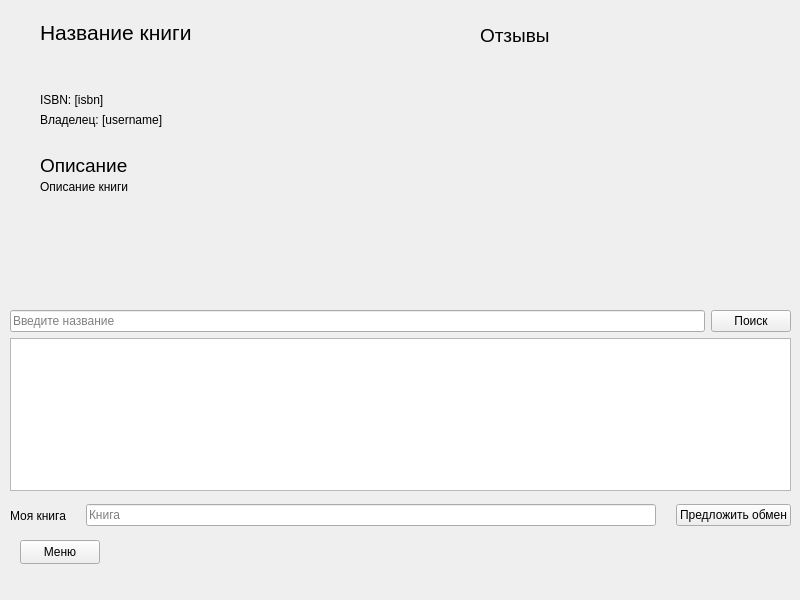
Old version of the form userbook.ui in the repository DeveloperMan313/book-exchange-qt.
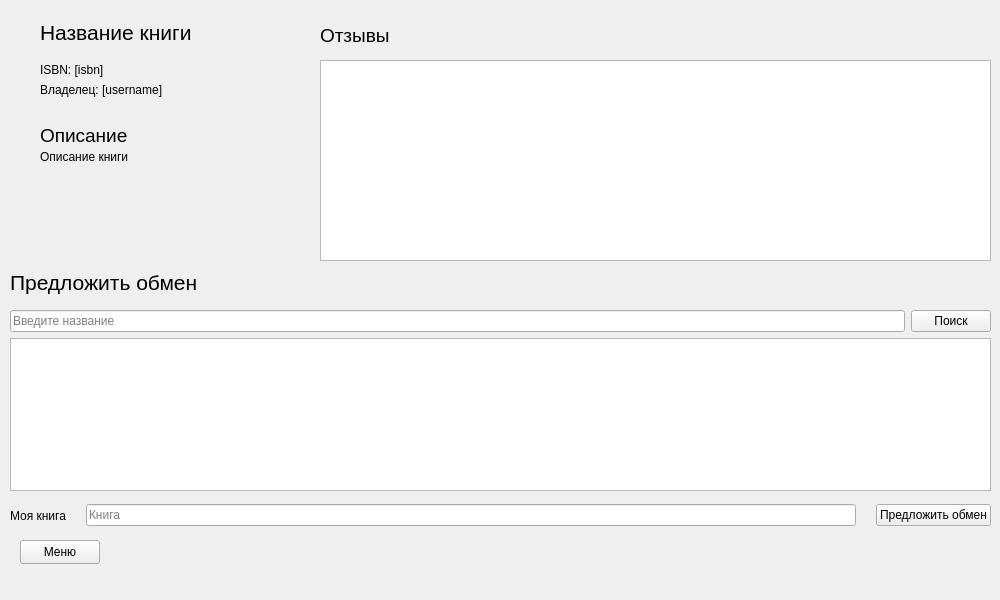
New version of the form.

Diff of the .ui file:
```diff
--- a/userbook.ui
+++ b/userbook.ui
@@ -6,7 +6,7 @@
    <rect>
     <x>0</x>
     <y>0</y>
-    <width>800</width>
+    <width>1000</width>
     <height>600</height>
    </rect>
   </property>
@@ -38,7 +38,7 @@
      <rect>
       <x>10</x>
       <y>310</y>
-      <width>781</width>
+      <width>981</width>
       <height>181</height>
      </rect>
     </property>
@@ -78,8 +78,8 @@
      <rect>
       <x>40</x>
       <y>20</y>
-      <width>361</width>
-      <height>61</height>
+      <width>161</width>
+      <height>31</height>
      </rect>
     </property>
     <property name="font">
@@ -101,9 +101,9 @@
     <property name="geometry">
      <rect>
       <x>40</x>
-      <y>180</y>
-      <width>361</width>
-      <height>91</height>
+      <y>150</y>
+      <width>261</width>
+      <height>111</height>
      </rect>
     </property>
     <property name="text">
@@ -119,7 +119,7 @@
    <widget class="QLabel" name="lbReviewsTitle">
     <property name="geometry">
      <rect>
-      <x>480</x>
+      <x>320</x>
       <y>20</y>
       <width>121</width>
       <height>31</height>
@@ -139,7 +139,7 @@
      <rect>
       <x>10</x>
       <y>500</y>
-      <width>781</width>
+      <width>981</width>
       <height>31</height>
      </rect>
     </property>
@@ -183,7 +183,7 @@
     <property name="geometry">
      <rect>
       <x>40</x>
-      <y>110</y>
+      <y>80</y>
       <width>201</width>
       <height>20</height>
      </rect>
@@ -196,7 +196,7 @@
     <property name="geometry">
      <rect>
       <x>40</x>
-      <y>90</y>
+      <y>60</y>
       <width>201</width>
       <height>20</height>
      </rect>
@@ -209,7 +209,7 @@
     <property name="geometry">
      <rect>
       <x>40</x>
-      <y>150</y>
+      <y>120</y>
       <width>121</width>
       <height>31</height>
      </rect>
@@ -223,6 +223,40 @@
      <string>Описание</string>
     </property>
    </widget>
+   <widget class="QTableWidget" name="twReviews">
+    <property name="geometry">
+     <rect>
+      <x>320</x>
+      <y>60</y>
+      <width>671</width>
+      <height>201</height>
+     </rect>
+    </property>
+   </widget>
+   <widget class="QLabel" name="lbOffer">
+    <property name="geometry">
+     <rect>
+      <x>10</x>
+      <y>270</y>
+      <width>201</width>
+      <height>31</height>
+     </rect>
+    </property>
+    <property name="font">
+     <font>
+      <pointsize>16</pointsize>
+     </font>
+    </property>
+    <property name="text">
+     <string>Предложить обмен</string>
+    </property>
+    <property name="alignment">
+     <set>Qt::AlignmentFlag::AlignLeading|Qt::AlignmentFlag::AlignLeft|Qt::AlignmentFlag::AlignTop</set>
+    </property>
+    <property name="wordWrap">
+     <bool>true</bool>
+    </property>
+   </widget>
   </widget>
   <widget class="QMenuBar" name="menubar">
    <property name="geometry">
```
Left out of the diff: 4 changed lines with no effect on the pictures.
